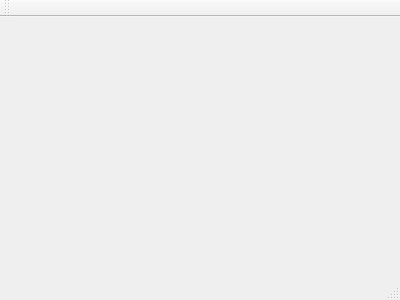
Qt form mainwindow.ui (yelizondo/PrograFractales1) before a commit.
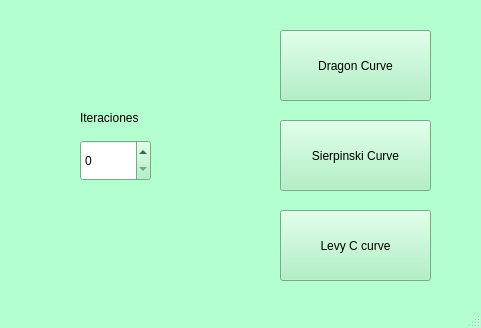
The same form after that commit.

What changed in the file:
```diff
--- a/mainwindow.ui
+++ b/mainwindow.ui
@@ -1,24 +1,914 @@
 <ui version="4.0">
  <class>MainWindow</class>
- <widget class="QMainWindow" name="MainWindow" >
-  <property name="geometry" >
+ <widget class="QMainWindow" name="MainWindow">
+  <property name="geometry">
    <rect>
     <x>0</x>
     <y>0</y>
-    <width>400</width>
-    <height>300</height>
+    <width>481</width>
+    <height>328</height>
    </rect>
   </property>
-  <property name="windowTitle" >
-   <string>MainWindow</string>
+  <property name="palette">
+   <palette>
+    <active>
+     <colorrole role="WindowText">
+      <brush brushstyle="SolidPattern">
+       <color alpha="255">
+        <red>0</red>
+        <green>0</green>
+        <blue>0</blue>
+       </color>
+      </brush>
+     </colorrole>
+     <colorrole role="Button">
+      <brush brushstyle="SolidPattern">
+       <color alpha="255">
+        <red>180</red>
+        <green>255</green>
+        <blue>208</blue>
+       </color>
+      </brush>
+     </colorrole>
+     <colorrole role="Light">
+      <brush brushstyle="SolidPattern">
+       <color alpha="255">
+        <red>255</red>
+        <green>255</green>
+        <blue>255</blue>
+       </color>
+      </brush>
+     </colorrole>
+     <colorrole role="Midlight">
+      <brush brushstyle="SolidPattern">
+       <color alpha="255">
+        <red>217</red>
+        <green>255</green>
+        <blue>231</blue>
+       </color>
+      </brush>
+     </colorrole>
+     <colorrole role="Dark">
+      <brush brushstyle="SolidPattern">
+       <color alpha="255">
+        <red>90</red>
+        <green>127</green>
+        <blue>104</blue>
+       </color>
+      </brush>
+     </colorrole>
+     <colorrole role="Mid">
+      <brush brushstyle="SolidPattern">
+       <color alpha="255">
+        <red>120</red>
+        <green>170</green>
+        <blue>139</blue>
+       </color>
+      </brush>
+     </colorrole>
+     <colorrole role="Text">
+      <brush brushstyle="SolidPattern">
+       <color alpha="255">
+        <red>0</red>
+        <green>0</green>
+        <blue>0</blue>
+       </color>
+      </brush>
+     </colorrole>
+     <colorrole role="BrightText">
+      <brush brushstyle="SolidPattern">
+       <color alpha="255">
+        <red>255</red>
+        <green>255</green>
+        <blue>255</blue>
+       </color>
+      </brush>
+     </colorrole>
+     <colorrole role="ButtonText">
+      <brush brushstyle="SolidPattern">
+       <color alpha="255">
+        <red>0</red>
+        <green>0</green>
+        <blue>0</blue>
+       </color>
+      </brush>
+     </colorrole>
+     <colorrole role="Base">
+      <brush brushstyle="SolidPattern">
+       <color alpha="255">
+        <red>255</red>
+        <green>255</green>
+        <blue>255</blue>
+       </color>
+      </brush>
+     </colorrole>
+     <colorrole role="Window">
+      <brush brushstyle="SolidPattern">
+       <color alpha="255">
+        <red>180</red>
+        <green>255</green>
+        <blue>208</blue>
+       </color>
+      </brush>
+     </colorrole>
+     <colorrole role="Shadow">
+      <brush brushstyle="SolidPattern">
+       <color alpha="255">
+        <red>0</red>
+        <green>0</green>
+        <blue>0</blue>
+       </color>
+      </brush>
+     </colorrole>
+     <colorrole role="AlternateBase">
+      <brush brushstyle="SolidPattern">
+       <color alpha="255">
+        <red>217</red>
+        <green>255</green>
+        <blue>231</blue>
+       </color>
+      </brush>
+     </colorrole>
+     <colorrole role="ToolTipBase">
+      <brush brushstyle="SolidPattern">
+       <color alpha="255">
+        <red>255</red>
+        <green>255</green>
+        <blue>220</blue>
+       </color>
+      </brush>
+     </colorrole>
+     <colorrole role="ToolTipText">
+      <brush brushstyle="SolidPattern">
+       <color alpha="255">
+        <red>0</red>
+        <green>0</green>
+        <blue>0</blue>
+       </color>
+      </brush>
+     </colorrole>
+    </active>
+    <inactive>
+     <colorrole role="WindowText">
+      <brush brushstyle="SolidPattern">
+       <color alpha="255">
+        <red>0</red>
+        <green>0</green>
+        <blue>0</blue>
+       </color>
+      </brush>
+     </colorrole>
+     <colorrole role="Button">
+      <brush brushstyle="SolidPattern">
+       <color alpha="255">
+        <red>180</red>
+        <green>255</green>
+        <blue>208</blue>
+       </color>
+      </brush>
+     </colorrole>
+     <colorrole role="Light">
+      <brush brushstyle="SolidPattern">
+       <color alpha="255">
+        <red>255</red>
+        <green>255</green>
+        <blue>255</blue>
+       </color>
+      </brush>
+     </colorrole>
+     <colorrole role="Midlight">
+      <brush brushstyle="SolidPattern">
+       <color alpha="255">
+        <red>217</red>
+        <green>255</green>
+        <blue>231</blue>
+       </color>
+      </brush>
+     </colorrole>
+     <colorrole role="Dark">
+      <brush brushstyle="SolidPattern">
+       <color alpha="255">
+        <red>90</red>
+        <green>127</green>
+        <blue>104</blue>
+       </color>
+      </brush>
+     </colorrole>
+     <colorrole role="Mid">
+      <brush brushstyle="SolidPattern">
+       <color alpha="255">
+        <red>120</red>
+        <green>170</green>
+        <blue>139</blue>
+       </color>
+      </brush>
+     </colorrole>
+     <colorrole role="Text">
+      <brush brushstyle="SolidPattern">
+       <color alpha="255">
+        <red>0</red>
+        <green>0</green>
+        <blue>0</blue>
+       </color>
+      </brush>
+     </colorrole>
+     <colorrole role="BrightText">
+      <brush brushstyle="SolidPattern">
+       <color alpha="255">
+        <red>255</red>
+        <green>255</green>
+        <blue>255</blue>
+       </color>
+      </brush>
+     </colorrole>
+     <colorrole role="ButtonText">
+      <brush brushstyle="SolidPattern">
+       <color alpha="255">
+        <red>0</red>
+        <green>0</green>
+        <blue>0</blue>
+       </color>
+      </brush>
+     </colorrole>
+     <colorrole role="Base">
+      <brush brushstyle="SolidPattern">
+       <color alpha="255">
+        <red>255</red>
+        <green>255</green>
+        <blue>255</blue>
+       </color>
+      </brush>
+     </colorrole>
+     <colorrole role="Window">
+      <brush brushstyle="SolidPattern">
+       <color alpha="255">
+        <red>180</red>
+        <green>255</green>
+        <blue>208</blue>
+       </color>
+      </brush>
+     </colorrole>
+     <colorrole role="Shadow">
+      <brush brushstyle="SolidPattern">
+       <color alpha="255">
+        <red>0</red>
+        <green>0</green>
+        <blue>0</blue>
+       </color>
+      </brush>
+     </colorrole>
+     <colorrole role="AlternateBase">
+      <brush brushstyle="SolidPattern">
+       <color alpha="255">
+        <red>217</red>
+        <green>255</green>
+        <blue>231</blue>
+       </color>
+      </brush>
+     </colorrole>
+     <colorrole role="ToolTipBase">
+      <brush brushstyle="SolidPattern">
+       <color alpha="255">
+        <red>255</red>
+        <green>255</green>
+        <blue>220</blue>
+       </color>
+      </brush>
+     </colorrole>
+     <colorrole role="ToolTipText">
+      <brush brushstyle="SolidPattern">
+       <color alpha="255">
+        <red>0</red>
+        <green>0</green>
+        <blue>0</blue>
+       </color>
+      </brush>
+     </colorrole>
+    </inactive>
+    <disabled>
+     <colorrole role="WindowText">
+      <brush brushstyle="SolidPattern">
+       <color alpha="255">
+        <red>90</red>
+        <green>127</green>
+        <blue>104</blue>
+       </color>
+      </brush>
+     </colorrole>
+     <colorrole role="Button">
+      <brush brushstyle="SolidPattern">
+       <color alpha="255">
+        <red>180</red>
+        <green>255</green>
+        <blue>208</blue>
+       </color>
+      </brush>
+     </colorrole>
+     <colorrole role="Light">
+      <brush brushstyle="SolidPattern">
+       <color alpha="255">
+        <red>255</red>
+        <green>255</green>
+        <blue>255</blue>
+       </color>
+      </brush>
+     </colorrole>
+     <colorrole role="Midlight">
+      <brush brushstyle="SolidPattern">
+       <color alpha="255">
+        <red>217</red>
+        <green>255</green>
+        <blue>231</blue>
+       </color>
+      </brush>
+     </colorrole>
+     <colorrole role="Dark">
+      <brush brushstyle="SolidPattern">
+       <color alpha="255">
+        <red>90</red>
+        <green>127</green>
+        <blue>104</blue>
+       </color>
+      </brush>
+     </colorrole>
+     <colorrole role="Mid">
+      <brush brushstyle="SolidPattern">
+       <color alpha="255">
+        <red>120</red>
+        <green>170</green>
+        <blue>139</blue>
+       </color>
+      </brush>
+     </colorrole>
+     <colorrole role="Text">
+      <brush brushstyle="SolidPattern">
+       <color alpha="255">
+        <red>90</red>
+        <green>127</green>
+        <blue>104</blue>
+       </color>
+      </brush>
+     </colorrole>
+     <colorrole role="BrightText">
+      <brush brushstyle="SolidPattern">
+       <color alpha="255">
+        <red>255</red>
+        <green>255</green>
+        <blue>255</blue>
+       </color>
+      </brush>
+     </colorrole>
+     <colorrole role="ButtonText">
+      <brush brushstyle="SolidPattern">
+       <color alpha="255">
+        <red>90</red>
+        <green>127</green>
+        <blue>104</blue>
+       </color>
+      </brush>
+     </colorrole>
+     <colorrole role="Base">
+      <brush brushstyle="SolidPattern">
+       <color alpha="255">
+        <red>180</red>
+        <green>255</green>
+        <blue>208</blue>
+       </color>
+      </brush>
+     </colorrole>
+     <colorrole role="Window">
+      <brush brushstyle="SolidPattern">
+       <color alpha="255">
+        <red>180</red>
+        <green>255</green>
+        <blue>208</blue>
+       </color>
+      </brush>
+     </colorrole>
+     <colorrole role="Shadow">
+      <brush brushstyle="SolidPattern">
+       <color alpha="255">
+        <red>0</red>
+        <green>0</green>
+        <blue>0</blue>
+       </color>
+      </brush>
+     </colorrole>
+     <colorrole role="AlternateBase">
+      <brush brushstyle="SolidPattern">
+       <color alpha="255">
+        <red>180</red>
+        <green>255</green>
+        <blue>208</blue>
+       </color>
+      </brush>
+     </colorrole>
+     <colorrole role="ToolTipBase">
+      <brush brushstyle="SolidPattern">
+       <color alpha="255">
+        <red>255</red>
+        <green>255</green>
+        <blue>220</blue>
+       </color>
+      </brush>
+     </colorrole>
+     <colorrole role="ToolTipText">
+      <brush brushstyle="SolidPattern">
+       <color alpha="255">
+        <red>0</red>
+        <green>0</green>
+        <blue>0</blue>
+       </color>
+      </brush>
+     </colorrole>
+    </disabled>
+   </palette>
   </property>
-  <widget class="QMenuBar" name="menuBar" />
-  <widget class="QToolBar" name="mainToolBar" />
-  <widget class="QWidget" name="centralWidget" />
-  <widget class="QStatusBar" name="statusBar" />
+  <property name="windowTitle">
+   <string>Fractales</string>
+  </property>
+  <widget class="QWidget" name="centralWidget">
+   <property name="palette">
+    <palette>
+     <active>
+      <colorrole role="WindowText">
+       <brush brushstyle="SolidPattern">
+        <color alpha="255">
+         <red>0</red>
+         <green>0</green>
+         <blue>0</blue>
+        </color>
+       </brush>
+      </colorrole>
+      <colorrole role="Button">
+       <brush brushstyle="SolidPattern">
+        <color alpha="255">
+         <red>160</red>
+         <green>240</green>
+         <blue>186</blue>
+        </color>
+       </brush>
+      </colorrole>
+      <colorrole role="Light">
+       <brush brushstyle="SolidPattern">
+        <color alpha="255">
+         <red>255</red>
+         <green>255</green>
+         <blue>255</blue>
+        </color>
+       </brush>
+      </colorrole>
+      <colorrole role="Midlight">
+       <brush brushstyle="SolidPattern">
+        <color alpha="255">
+         <red>207</red>
+         <green>247</green>
+         <blue>220</blue>
+        </color>
+       </brush>
+      </colorrole>
+      <colorrole role="Dark">
+       <brush brushstyle="SolidPattern">
+        <color alpha="255">
+         <red>80</red>
+         <green>120</green>
+         <blue>93</blue>
+        </color>
+       </brush>
+      </colorrole>
+      <colorrole role="Mid">
+       <brush brushstyle="SolidPattern">
+        <color alpha="255">
+         <red>107</red>
+         <green>160</green>
+         <blue>124</blue>
+        </color>
+       </brush>
+      </colorrole>
+      <colorrole role="Text">
+       <brush brushstyle="SolidPattern">
+        <color alpha="255">
+         <red>0</red>
+         <green>0</green>
+         <blue>0</blue>
+        </color>
+       </brush>
+      </colorrole>
+      <colorrole role="BrightText">
+       <brush brushstyle="SolidPattern">
+        <color alpha="255">
+         <red>255</red>
+         <green>255</green>
+         <blue>255</blue>
+        </color>
+       </brush>
+      </colorrole>
+      <colorrole role="ButtonText">
+       <brush brushstyle="SolidPattern">
+        <color alpha="255">
+         <red>0</red>
+         <green>0</green>
+         <blue>0</blue>
+        </color>
+       </brush>
+      </colorrole>
+      <colorrole role="Base">
+       <brush brushstyle="SolidPattern">
+        <color alpha="255">
+         <red>255</red>
+         <green>255</green>
+         <blue>255</blue>
+        </color>
+       </brush>
+      </colorrole>
+      <colorrole role="Window">
+       <brush brushstyle="SolidPattern">
+        <color alpha="255">
+         <red>160</red>
+         <green>240</green>
+         <blue>186</blue>
+        </color>
+       </brush>
+      </colorrole>
+      <colorrole role="Shadow">
+       <brush brushstyle="SolidPattern">
+        <color alpha="255">
+         <red>0</red>
+         <green>0</green>
+         <blue>0</blue>
+        </color>
+       </brush>
+      </colorrole>
+      <colorrole role="AlternateBase">
+       <brush brushstyle="SolidPattern">
+        <color alpha="255">
+         <red>207</red>
+         <green>247</green>
+         <blue>220</blue>
+        </color>
+       </brush>
+      </colorrole>
+      <colorrole role="ToolTipBase">
+       <brush brushstyle="SolidPattern">
+        <color alpha="255">
+         <red>255</red>
+         <green>255</green>
+         <blue>220</blue>
+        </color>
+       </brush>
+      </colorrole>
+      <colorrole role="ToolTipText">
+       <brush brushstyle="SolidPattern">
+        <color alpha="255">
+         <red>0</red>
+         <green>0</green>
+         <blue>0</blue>
+        </color>
+       </brush>
+      </colorrole>
+     </active>
+     <inactive>
+      <colorrole role="WindowText">
+       <brush brushstyle="SolidPattern">
+        <color alpha="255">
+         <red>0</red>
+         <green>0</green>
+         <blue>0</blue>
+        </color>
+       </brush>
+      </colorrole>
+      <colorrole role="Button">
+       <brush brushstyle="SolidPattern">
+        <color alpha="255">
+         <red>160</red>
+         <green>240</green>
+         <blue>186</blue>
+        </color>
+       </brush>
+      </colorrole>
+      <colorrole role="Light">
+       <brush brushstyle="SolidPattern">
+        <color alpha="255">
+         <red>255</red>
+         <green>255</green>
+         <blue>255</blue>
+        </color>
+       </brush>
+      </colorrole>
+      <colorrole role="Midlight">
+       <brush brushstyle="SolidPattern">
+        <color alpha="255">
+         <red>207</red>
+         <green>247</green>
+         <blue>220</blue>
+        </color>
+       </brush>
+      </colorrole>
+      <colorrole role="Dark">
+       <brush brushstyle="SolidPattern">
+        <color alpha="255">
+         <red>80</red>
+         <green>120</green>
+         <blue>93</blue>
+        </color>
+       </brush>
+      </colorrole>
+      <colorrole role="Mid">
+       <brush brushstyle="SolidPattern">
+        <color alpha="255">
+         <red>107</red>
+         <green>160</green>
+         <blue>124</blue>
+        </color>
+       </brush>
+      </colorrole>
+      <colorrole role="Text">
+       <brush brushstyle="SolidPattern">
+        <color alpha="255">
+         <red>0</red>
+         <green>0</green>
+         <blue>0</blue>
+        </color>
+       </brush>
+      </colorrole>
+      <colorrole role="BrightText">
+       <brush brushstyle="SolidPattern">
+        <color alpha="255">
+         <red>255</red>
+         <green>255</green>
+         <blue>255</blue>
+        </color>
+       </brush>
+      </colorrole>
+      <colorrole role="ButtonText">
+       <brush brushstyle="SolidPattern">
+        <color alpha="255">
+         <red>0</red>
+         <green>0</green>
+         <blue>0</blue>
+        </color>
+       </brush>
+      </colorrole>
+      <colorrole role="Base">
+       <brush brushstyle="SolidPattern">
+        <color alpha="255">
+         <red>255</red>
+         <green>255</green>
+         <blue>255</blue>
+        </color>
+       </brush>
+      </colorrole>
+      <colorrole role="Window">
+       <brush brushstyle="SolidPattern">
+        <color alpha="255">
+         <red>160</red>
+         <green>240</green>
+         <blue>186</blue>
+        </color>
+       </brush>
+      </colorrole>
+      <colorrole role="Shadow">
+       <brush brushstyle="SolidPattern">
+        <color alpha="255">
+         <red>0</red>
+         <green>0</green>
+         <blue>0</blue>
+        </color>
+       </brush>
+      </colorrole>
+      <colorrole role="AlternateBase">
+       <brush brushstyle="SolidPattern">
+        <color alpha="255">
+         <red>207</red>
+         <green>247</green>
+         <blue>220</blue>
+        </color>
+       </brush>
+      </colorrole>
+      <colorrole role="ToolTipBase">
+       <brush brushstyle="SolidPattern">
+        <color alpha="255">
+         <red>255</red>
+         <green>255</green>
+         <blue>220</blue>
+        </color>
+       </brush>
+      </colorrole>
+      <colorrole role="ToolTipText">
+       <brush brushstyle="SolidPattern">
+        <color alpha="255">
+         <red>0</red>
+         <green>0</green>
+         <blue>0</blue>
+        </color>
+       </brush>
+      </colorrole>
+     </inactive>
+     <disabled>
+      <colorrole role="WindowText">
+       <brush brushstyle="SolidPattern">
+        <color alpha="255">
+         <red>80</red>
+         <green>120</green>
+         <blue>93</blue>
+        </color>
+       </brush>
+      </colorrole>
+      <colorrole role="Button">
+       <brush brushstyle="SolidPattern">
+        <color alpha="255">
+         <red>160</red>
+         <green>240</green>
+         <blue>186</blue>
+        </color>
+       </brush>
+      </colorrole>
+      <colorrole role="Light">
+       <brush brushstyle="SolidPattern">
+        <color alpha="255">
+         <red>255</red>
+         <green>255</green>
+         <blue>255</blue>
+        </color>
+       </brush>
+      </colorrole>
+      <colorrole role="Midlight">
+       <brush brushstyle="SolidPattern">
+        <color alpha="255">
+         <red>207</red>
+         <green>247</green>
+         <blue>220</blue>
+        </color>
+       </brush>
+      </colorrole>
+      <colorrole role="Dark">
+       <brush brushstyle="SolidPattern">
+        <color alpha="255">
+         <red>80</red>
+         <green>120</green>
+         <blue>93</blue>
+        </color>
+       </brush>
+      </colorrole>
+      <colorrole role="Mid">
+       <brush brushstyle="SolidPattern">
+        <color alpha="255">
+         <red>107</red>
+         <green>160</green>
+         <blue>124</blue>
+        </color>
+       </brush>
+      </colorrole>
+      <colorrole role="Text">
+       <brush brushstyle="SolidPattern">
+        <color alpha="255">
+         <red>80</red>
+         <green>120</green>
+         <blue>93</blue>
+        </color>
+       </brush>
+      </colorrole>
+      <colorrole role="BrightText">
+       <brush brushstyle="SolidPattern">
+        <color alpha="255">
+         <red>255</red>
+         <green>255</green>
+         <blue>255</blue>
+        </color>
+       </brush>
+      </colorrole>
+      <colorrole role="ButtonText">
+       <brush brushstyle="SolidPattern">
+        <color alpha="255">
+         <red>80</red>
+         <green>120</green>
+         <blue>93</blue>
+        </color>
+       </brush>
+      </colorrole>
+      <colorrole role="Base">
+       <brush brushstyle="SolidPattern">
+        <color alpha="255">
+         <red>160</red>
+         <green>240</green>
+         <blue>186</blue>
+        </color>
+       </brush>
+      </colorrole>
+      <colorrole role="Window">
+       <brush brushstyle="SolidPattern">
+        <color alpha="255">
+         <red>160</red>
+         <green>240</green>
+         <blue>186</blue>
+        </color>
+       </brush>
+      </colorrole>
+      <colorrole role="Shadow">
+       <brush brushstyle="SolidPattern">
+        <color alpha="255">
+         <red>0</red>
+         <green>0</green>
+         <blue>0</blue>
+        </color>
+       </brush>
+      </colorrole>
+      <colorrole role="AlternateBase">
+       <brush brushstyle="SolidPattern">
+        <color alpha="255">
+         <red>160</red>
+         <green>240</green>
+         <blue>186</blue>
+        </color>
+       </brush>
+      </colorrole>
+      <colorrole role="ToolTipBase">
+       <brush brushstyle="SolidPattern">
+        <color alpha="255">
+         <red>255</red>
+         <green>255</green>
+         <blue>220</blue>
+        </color>
+       </brush>
+      </colorrole>
+      <colorrole role="ToolTipText">
+       <brush brushstyle="SolidPattern">
+        <color alpha="255">
+         <red>0</red>
+         <green>0</green>
+         <blue>0</blue>
+        </color>
+       </brush>
+      </colorrole>
+     </disabled>
+    </palette>
+   </property>
+   <widget class="QPushButton" name="levy">
+    <property name="geometry">
+     <rect>
+      <x>280</x>
+      <y>210</y>
+      <width>151</width>
+      <height>71</height>
+     </rect>
+    </property>
+    <property name="text">
+     <string>Levy C curve</string>
+    </property>
+   </widget>
+   <widget class="QPushButton" name="sier">
+    <property name="geometry">
+     <rect>
+      <x>280</x>
+      <y>120</y>
+      <width>151</width>
+      <height>71</height>
+     </rect>
+    </property>
+    <property name="text">
+     <string>Sierpinski Curve</string>
+    </property>
+   </widget>
+   <widget class="QPushButton" name="dra">
+    <property name="geometry">
+     <rect>
+      <x>280</x>
+      <y>30</y>
+      <width>151</width>
+      <height>71</height>
+     </rect>
+    </property>
+    <property name="text">
+     <string>Dragon Curve</string>
+    </property>
+   </widget>
+   <widget class="QSpinBox" name="itera">
+    <property name="geometry">
+     <rect>
+      <x>80</x>
+      <y>140</y>
+      <width>71</width>
+      <height>41</height>
+     </rect>
+    </property>
+   </widget>
+   <widget class="QLabel" name="label">
+    <property name="geometry">
+     <rect>
+      <x>80</x>
+      <y>110</y>
+      <width>81</width>
+      <height>16</height>
+     </rect>
+    </property>
+    <property name="text">
+     <string>Iteraciones</string>
+    </property>
+   </widget>
+  </widget>
+  <widget class="QStatusBar" name="statusBar"/>
  </widget>
- <layoutDefault spacing="6" margin="11" />
- <pixmapfunction></pixmapfunction>
+ <layoutdefault spacing="6" margin="11"/>
  <resources/>
  <connections/>
 </ui>
```
Left out of the diff: 1 changed line with no effect on the pictures.
